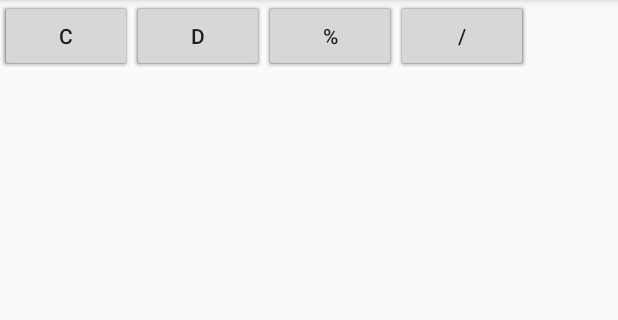
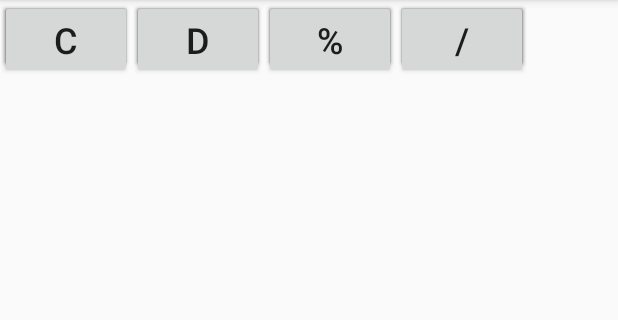
Before and after one commit to Angel0-o/Mobile-Devices-Development, an Android app: the screen it shows after launch (MainActivity), on a phone screen of 412 x 824 dp, the part 84-404 px from its top. Run offline under Robolectric (Android 15) with nearby library versions, the phone set to English and light mode, and no system bars.

Commit message:
Xilofono
XD

```diff
--- a/Calculadora/app/src/main/java/com/example/calculadora/MainActivity.java
+++ b/Calculadora/app/src/main/java/com/example/calculadora/MainActivity.java
@@ -3,8 +3,9 @@ package com.example.calculadora;
 import androidx.appcompat.app.AppCompatActivity;
 
 import android.os.Bundle;
+import android.view.View;
 
-public class MainActivity extends AppCompatActivity {
+public class MainActivity extends AppCompatActivity implements View.OnClickListener {
 
     @Override
     protected void onCreate(Bundle savedInstanceState) {
--- a/Calculadora/app/src/main/res/layout/activity_main.xml
+++ b/Calculadora/app/src/main/res/layout/activity_main.xml
@@ -101,24 +101,28 @@
             android:id="@+id/button_C"
             android:layout_width="wrap_content"
             android:layout_height="wrap_content"
-            android:text="@string/Clean" />
+            android:text="@string/Clean"
+            android:textSize="24sp" />
 
         <Button
             android:id="@+id/button_Delete"
             android:layout_width="wrap_content"
             android:layout_height="wrap_content"
-            android:text="@string/Delete" />
+            android:text="@string/Delete"
+            android:textSize="24sp" />
 
         <Button
             android:id="@+id/button_Percent"
             android:layout_width="wrap_content"
             android:layout_height="wrap_content"
-            android:text="@string/Percent" />
+            android:text="@string/Percent"
+            android:textSize="24sp" />
 
         <Button
             android:id="@+id/button_Div"
             android:layout_width="wrap_content"
             android:layout_height="wrap_content"
-            android:text="@string/Division" />
+            android:text="@string/Division"
+            android:textSize="24sp" />
     </TableRow>
 </androidx.constraintlayout.widget.ConstraintLayout>
```
